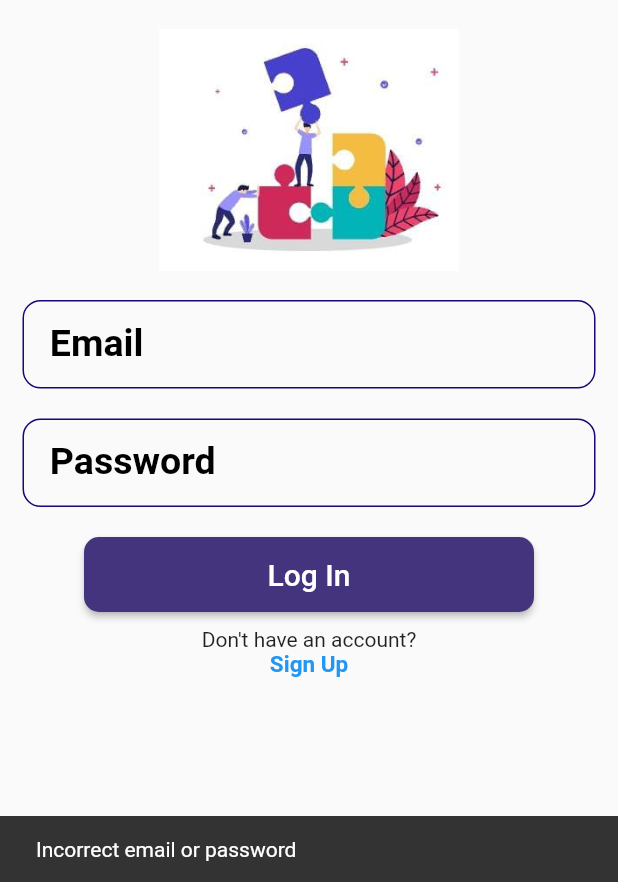
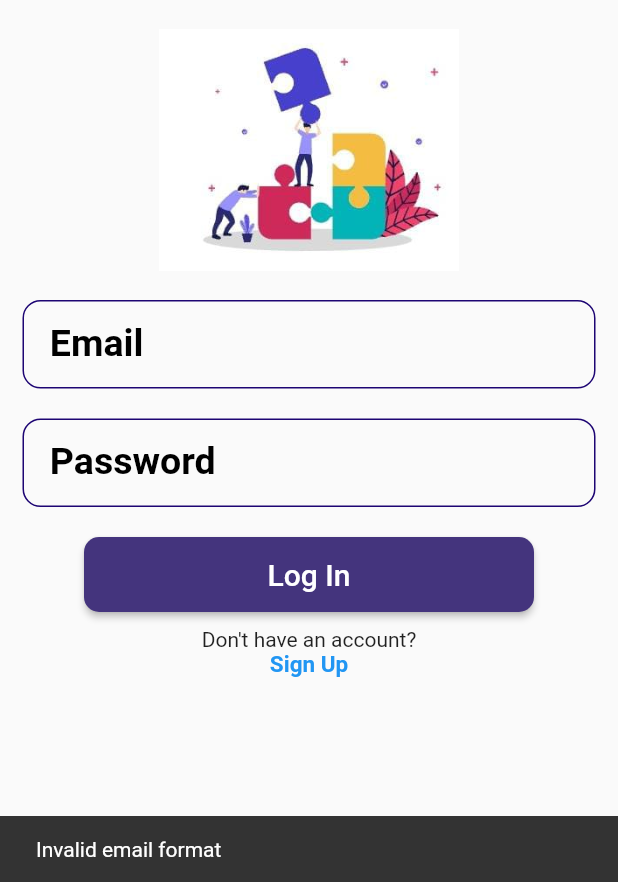
Before and after one commit to Graduation-Project-Puzzlerize/puzzlerize, a Flutter app: the LoginScreen screen opened directly, after a tap on "Log In", on a phone screen of 412 x 824 dp, the part 354-1236 px from its top. Run offline on Flutter 3.47's test engine with Material 2 defaults, Android fonts, the phone set to English and light mode, and no system bars; our stand-ins replace cloud_firestore, firebase_core, flutter_tts, get, lottie, speech_to_text; accounts and stored records are empty.

```diff
--- a/lib/screens/login/login.dart
+++ b/lib/screens/login/login.dart
@@ -20,6 +20,7 @@ class _LoginScreenState extends State<LoginScreen> {
     String enteredEmail = emailController.text;
     String enteredPassword = passwordController.text;
 
+    if (isValidEmail(enteredEmail)) {
       bool isLoginSuccessful =
           checkLoginCredentials(enteredEmail, enteredPassword);
 
@@ -42,6 +43,13 @@ class _LoginScreenState extends State<LoginScreen> {
           ),
         );
       }
+    } else {
+      ScaffoldMessenger.of(context).showSnackBar(
+        SnackBar(
+          content: Text('Invalid email format'),
+        ),
+      );
+    }
   }
 
   bool checkLoginCredentials(String email, String password) {
@@ -58,6 +66,13 @@ class _LoginScreenState extends State<LoginScreen> {
       context,
       MaterialPageRoute(builder: (context) => SignUp()),
     );
+  }
+
+  bool isValidEmail(String email) {
+    // return EmailValidator.validate(email);
+
+    // In this example, we check if the email contains the "@" symbol
+    return email.contains("@");
   }
 
   @override
```
Also changed, not shown: lib/screens/signup/signup.dart (+16 -0 lines), assets/images/puzz.PNG (added). Lines whose indentation alone changed are shown as unchanged.
